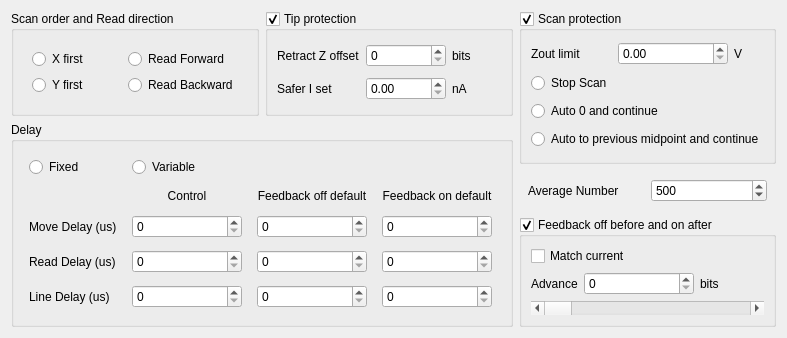
Old version of the form pyqt5 STM software/ui/ScanOptions.ui in the repository freestylexyz/STM-pyqt5-software.
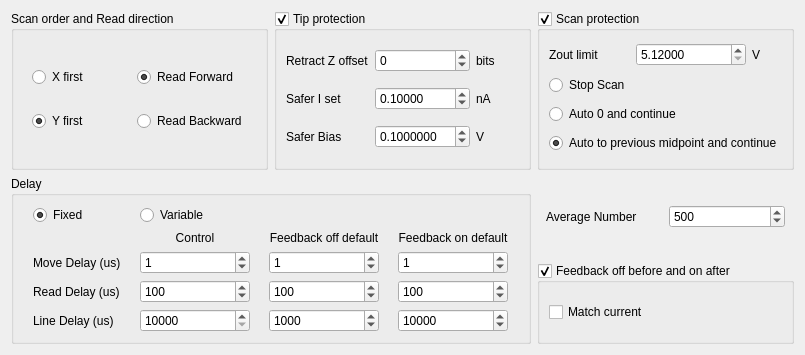
New version of the form.

The edit to the form file:
```diff
--- a/pyqt5 STM software/ui/ScanOptions.ui
+++ b/pyqt5 STM software/ui/ScanOptions.ui
@@ -6,15 +6,15 @@
    <rect>
     <x>0</x>
     <y>0</y>
-    <width>787</width>
-    <height>338</height>
+    <width>805</width>
+    <height>355</height>
    </rect>
   </property>
   <property name="windowTitle">
    <string>Scan Options</string>
   </property>
   <layout class="QGridLayout" name="gridLayout_8">
-   <item row="0" column="2" rowspan="2">
+   <item row="0" column="2" rowspan="3">
     <widget class="QGroupBox" name="groupBox_Scan_ScanOptions">
      <property name="title">
       <string>Scan protection</string>
@@ -35,6 +35,9 @@
         <property name="text">
          <string>Auto to previous midpoint and continue</string>
         </property>
+        <property name="checked">
+         <bool>true</bool>
+        </property>
        </widget>
       </item>
       <item row="1" column="0">
@@ -58,6 +61,15 @@
           <height>20</height>
          </size>
         </property>
+        <property name="decimals">
+         <number>5</number>
+        </property>
+        <property name="minimum">
+         <double>5.120000000000000</double>
+        </property>
+        <property name="maximum">
+         <double>10.240000000000000</double>
+        </property>
        </widget>
       </item>
       <item row="0" column="2">
@@ -83,141 +95,7 @@
      </layout>
     </widget>
    </item>
-   <item row="0" column="1">
-    <widget class="QGroupBox" name="groupBox_Tip_ScanOptions">
-     <property name="title">
-      <string>Tip protection</string>
-     </property>
-     <property name="checkable">
-      <bool>true</bool>
-     </property>
-     <layout class="QGridLayout" name="gridLayout_4">
-      <item row="0" column="1">
-       <widget class="QSpinBox" name="spinBox_Retract_Tip">
-        <property name="sizePolicy">
-         <sizepolicy hsizetype="Fixed" vsizetype="Fixed">
-          <horstretch>0</horstretch>
-          <verstretch>0</verstretch>
-         </sizepolicy>
-        </property>
-        <property name="minimumSize">
-         <size>
-          <width>80</width>
-          <height>20</height>
-         </size>
-        </property>
-       </widget>
-      </item>
-      <item row="1" column="0">
-       <widget class="QLabel" name="label_2">
-        <property name="text">
-         <string>Safer I set</string>
-        </property>
-       </widget>
-      </item>
-      <item row="0" column="2">
-       <widget class="QLabel" name="label_3">
-        <property name="text">
-         <string>bits</string>
-        </property>
-       </widget>
-      </item>
-      <item row="1" column="2">
-       <widget class="QLabel" name="label_4">
-        <property name="text">
-         <string>nA</string>
-        </property>
-       </widget>
-      </item>
-      <item row="1" column="1">
-       <widget class="QDoubleSpinBox" name="spinBox_SaferIset_Tip">
-        <property name="sizePolicy">
-         <sizepolicy hsizetype="Fixed" vsizetype="Fixed">
-          <horstretch>0</horstretch>
-          <verstretch>0</verstretch>
-         </sizepolicy>
-        </property>
-        <property name="minimumSize">
-         <size>
-          <width>80</width>
-          <height>20</height>
-         </size>
-        </property>
-       </widget>
-      </item>
-      <item row="0" column="0">
-       <widget class="QLabel" name="label">
-        <property name="text">
-         <string>Retract Z offset</string>
-        </property>
-       </widget>
-      </item>
-     </layout>
-    </widget>
-   </item>
-   <item row="3" column="2">
-    <widget class="QGroupBox" name="groupBox_Feedback_ScanOptions">
-     <property name="title">
-      <string>Feedback off before and on after</string>
-     </property>
-     <property name="checkable">
-      <bool>true</bool>
-     </property>
-     <layout class="QGridLayout" name="gridLayout_7">
-      <item row="0" column="0" colspan="2">
-       <widget class="QCheckBox" name="checkBox_MatchCurr_Feedback">
-        <property name="text">
-         <string>Match current</string>
-        </property>
-       </widget>
-      </item>
-      <item row="2" column="0">
-       <widget class="QLabel" name="label_24">
-        <property name="sizePolicy">
-         <sizepolicy hsizetype="Maximum" vsizetype="Preferred">
-          <horstretch>0</horstretch>
-          <verstretch>0</verstretch>
-         </sizepolicy>
-        </property>
-        <property name="text">
-         <string>Advance</string>
-        </property>
-       </widget>
-      </item>
-      <item row="3" column="0" colspan="4">
-       <widget class="QScrollBar" name="scrollBar_Advance_Feedback">
-        <property name="orientation">
-         <enum>Qt::Horizontal</enum>
-        </property>
-       </widget>
-      </item>
-      <item row="2" column="1">
-       <widget class="QSpinBox" name="spinBox_Advance_Feedback">
-        <property name="sizePolicy">
-         <sizepolicy hsizetype="Fixed" vsizetype="Fixed">
-          <horstretch>0</horstretch>
-          <verstretch>0</verstretch>
-         </sizepolicy>
-        </property>
-        <property name="minimumSize">
-         <size>
-          <width>110</width>
-          <height>20</height>
-         </size>
-        </property>
-       </widget>
-      </item>
-      <item row="2" column="2">
-       <widget class="QLabel" name="label_26">
-        <property name="text">
-         <string>bits</string>
-        </property>
-       </widget>
-      </item>
-     </layout>
-    </widget>
-   </item>
-   <item row="1" column="0" rowspan="3" colspan="2">
+   <item row="3" column="0" rowspan="2" colspan="2">
     <widget class="QGroupBox" name="groupBox_Delay_ScanOptions">
      <property name="title">
       <string>Delay</string>
@@ -325,6 +203,9 @@
         <property name="text">
          <string>Fixed</string>
         </property>
+        <property name="checked">
+         <bool>true</bool>
+        </property>
        </widget>
       </item>
       <item row="2" column="1">
@@ -353,6 +234,12 @@
         <property name="buttonSymbols">
          <enum>QAbstractSpinBox::UpDownArrows</enum>
         </property>
+        <property name="maximum">
+         <number>65535</number>
+        </property>
+        <property name="value">
+         <number>1</number>
+        </property>
        </widget>
       </item>
       <item row="2" column="2">
@@ -381,6 +268,12 @@
         <property name="buttonSymbols">
          <enum>QAbstractSpinBox::UpDownArrows</enum>
         </property>
+        <property name="maximum">
+         <number>65535</number>
+        </property>
+        <property name="value">
+         <number>1</number>
+        </property>
        </widget>
       </item>
       <item row="2" column="3">
@@ -409,6 +302,12 @@
         <property name="buttonSymbols">
          <enum>QAbstractSpinBox::UpDownArrows</enum>
         </property>
+        <property name="maximum">
+         <number>65535</number>
+        </property>
+        <property name="value">
+         <number>1</number>
+        </property>
        </widget>
       </item>
       <item row="4" column="1">
@@ -437,6 +336,12 @@
         <property name="buttonSymbols">
          <enum>QAbstractSpinBox::UpDownArrows</enum>
         </property>
+        <property name="maximum">
+         <number>65535</number>
+        </property>
+        <property name="value">
+         <number>100</number>
+        </property>
        </widget>
       </item>
       <item row="4" column="2">
@@ -465,6 +370,12 @@
         <property name="buttonSymbols">
          <enum>QAbstractSpinBox::UpDownArrows</enum>
         </property>
+        <property name="maximum">
+         <number>65535</number>
+        </property>
+        <property name="value">
+         <number>100</number>
+        </property>
        </widget>
       </item>
       <item row="4" column="3">
@@ -493,6 +404,12 @@
         <property name="buttonSymbols">
          <enum>QAbstractSpinBox::UpDownArrows</enum>
         </property>
+        <property name="maximum">
+         <number>65535</number>
+        </property>
+        <property name="value">
+         <number>100</number>
+        </property>
        </widget>
       </item>
       <item row="6" column="1">
@@ -521,6 +438,12 @@
         <property name="buttonSymbols">
          <enum>QAbstractSpinBox::UpDownArrows</enum>
         </property>
+        <property name="minimum">
+         <number>10000</number>
+        </property>
+        <property name="maximum">
+         <number>65535</number>
+        </property>
        </widget>
       </item>
       <item row="6" column="2">
@@ -549,6 +472,12 @@
         <property name="buttonSymbols">
          <enum>QAbstractSpinBox::UpDownArrows</enum>
         </property>
+        <property name="maximum">
+         <number>65535</number>
+        </property>
+        <property name="value">
+         <number>1000</number>
+        </property>
        </widget>
       </item>
       <item row="6" column="3">
@@ -577,16 +506,41 @@
         <property name="buttonSymbols">
          <enum>QAbstractSpinBox::UpDownArrows</enum>
         </property>
+        <property name="maximum">
+         <number>65535</number>
+        </property>
+        <property name="value">
+         <number>10000</number>
+        </property>
        </widget>
       </item>
      </layout>
     </widget>
    </item>
-   <item row="2" column="2">
+   <item row="4" column="2">
+    <widget class="QGroupBox" name="groupBox_Feedback_ScanOptions">
+     <property name="title">
+      <string>Feedback off before and on after</string>
+     </property>
+     <property name="checkable">
+      <bool>true</bool>
+     </property>
+     <layout class="QGridLayout" name="gridLayout_7">
+      <item row="0" column="0" colspan="2">
+       <widget class="QCheckBox" name="checkBox_MatchCurr_Feedback">
+        <property name="text">
+         <string>Match current</string>
+        </property>
+       </widget>
+      </item>
+     </layout>
+    </widget>
+   </item>
+   <item row="3" column="2">
     <widget class="QWidget" name="widget_4" native="true">
      <layout class="QGridLayout" name="gridLayout_9">
-      <item row="0" column="1">
-       <widget class="QSpinBox" name="spinBox">
+      <item row="0" column="2">
+       <widget class="QSpinBox" name="spinBox_Avg">
         <property name="minimum">
          <number>1</number>
         </property>
@@ -601,7 +555,7 @@
         </property>
        </widget>
       </item>
-      <item row="0" column="0">
+      <item row="0" column="1">
        <widget class="QLabel" name="label_6">
         <property name="text">
          <string>Average Number</string>
@@ -611,7 +565,127 @@
      </layout>
     </widget>
    </item>
-   <item row="0" column="0">
+   <item row="0" column="1" rowspan="3">
+    <widget class="QGroupBox" name="groupBox_Tip_ScanOptions">
+     <property name="title">
+      <string>Tip protection</string>
+     </property>
+     <property name="checkable">
+      <bool>true</bool>
+     </property>
+     <layout class="QGridLayout" name="gridLayout_4">
+      <item row="1" column="2">
+       <widget class="QLabel" name="label_4">
+        <property name="text">
+         <string>nA</string>
+        </property>
+       </widget>
+      </item>
+      <item row="0" column="1">
+       <widget class="QSpinBox" name="spinBox_Retract_Tip">
+        <property name="sizePolicy">
+         <sizepolicy hsizetype="Minimum" vsizetype="Fixed">
+          <horstretch>0</horstretch>
+          <verstretch>0</verstretch>
+         </sizepolicy>
+        </property>
+        <property name="minimumSize">
+         <size>
+          <width>80</width>
+          <height>20</height>
+         </size>
+        </property>
+        <property name="minimum">
+         <number>-32768</number>
+        </property>
+        <property name="maximum">
+         <number>32767</number>
+        </property>
+       </widget>
+      </item>
+      <item row="0" column="0">
+       <widget class="QLabel" name="label">
+        <property name="text">
+         <string>Retract Z offset</string>
+        </property>
+       </widget>
+      </item>
+      <item row="1" column="1">
+       <widget class="QDoubleSpinBox" name="spinBox_SaferIset_Tip">
+        <property name="sizePolicy">
+         <sizepolicy hsizetype="Minimum" vsizetype="Fixed">
+          <horstretch>0</horstretch>
+          <verstretch>0</verstretch>
+         </sizepolicy>
+        </property>
+        <property name="minimumSize">
+         <size>
+          <width>80</width>
+          <height>20</height>
+         </size>
+        </property>
+        <property name="decimals">
+         <number>5</number>
+        </property>
+        <property name="minimum">
+         <double>0.001000000000000</double>
+        </property>
+        <property name="maximum">
+         <double>100.000000000000000</double>
+        </property>
+        <property name="value">
+         <double>0.100000000000000</double>
+        </property>
+       </widget>
+      </item>
+      <item row="1" column="0">
+       <widget class="QLabel" name="label_2">
+        <property name="text">
+         <string>Safer I set</string>
+        </property>
+       </widget>
+      </item>
+      <item row="0" column="2">
+       <widget class="QLabel" name="label_3">
+        <property name="text">
+         <string>bits</string>
+        </property>
+       </widget>
+      </item>
+      <item row="2" column="0">
+       <widget class="QLabel" name="label_13">
+        <property name="text">
+         <string>Safer Bias</string>
+        </property>
+       </widget>
+      </item>
+      <item row="2" column="1">
+       <widget class="QDoubleSpinBox" name="spinBox_SaferBias_Tip">
+        <property name="decimals">
+         <number>7</number>
+        </property>
+        <property name="minimum">
+         <double>-10.000000000000000</double>
+        </property>
+        <property name="maximum">
+         <double>10.000000000000000</double>
+        </property>
+        <property name="value">
+         <double>0.100000000000000</double>
+        </property>
+       </widget>
+      </item>
+      <item row="2" column="2">
+       <widget class="QLabel" name="label_14">
+        <property name="text">
+         <string>V</string>
+        </property>
+       </widget>
+      </item>
+     </layout>
+    </widget>
+   </item>
+   <item row="0" column="0" rowspan="3">
     <widget class="QGroupBox" name="OrderandDirection">
      <property name="title">
       <string>Scan order and Read direction</string>
@@ -632,6 +706,9 @@
            <property name="text">
             <string>Y first</string>
            </property>
+           <property name="checked">
+            <bool>true</bool>
+           </property>
           </widget>
          </item>
         </layout>
@@ -645,6 +722,9 @@
            <property name="text">
             <string>Read Forward</string>
            </property>
+           <property name="checked">
+            <bool>true</bool>
+           </property>
           </widget>
          </item>
          <item row="1" column="0">
```
